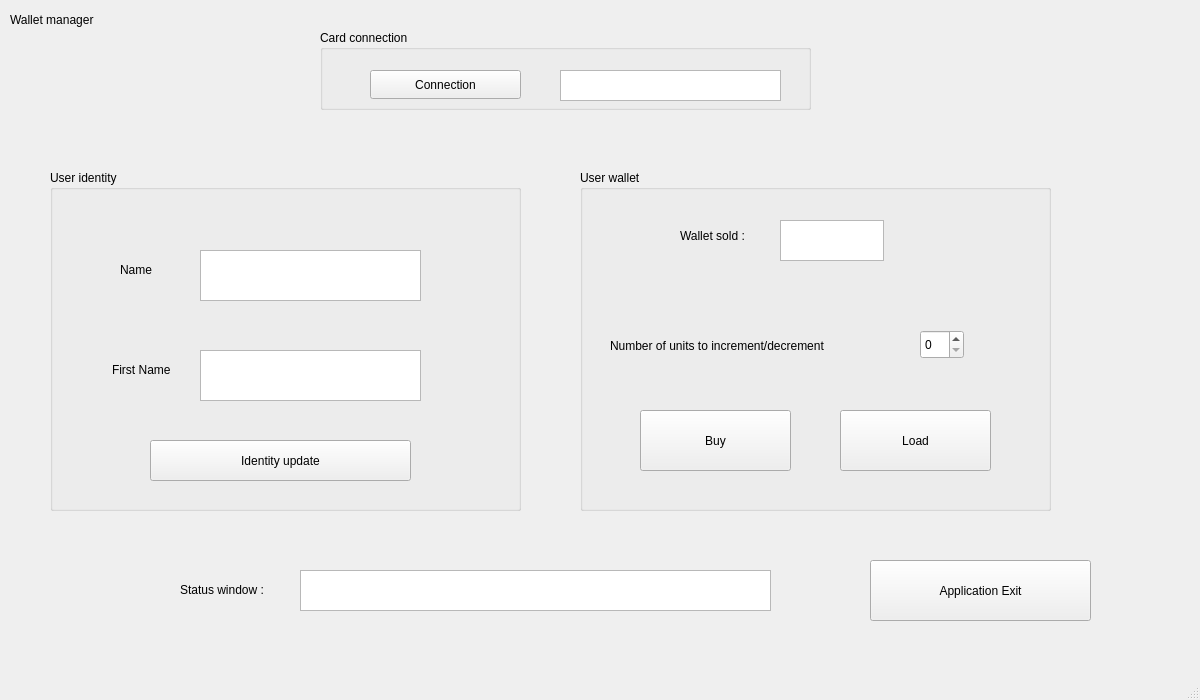
The window that ProjetCOMSSFIL/mainwindow.ui (paulesbats/ProjetCOMSSFIL) describes before a commit, drawn with Qt 5.
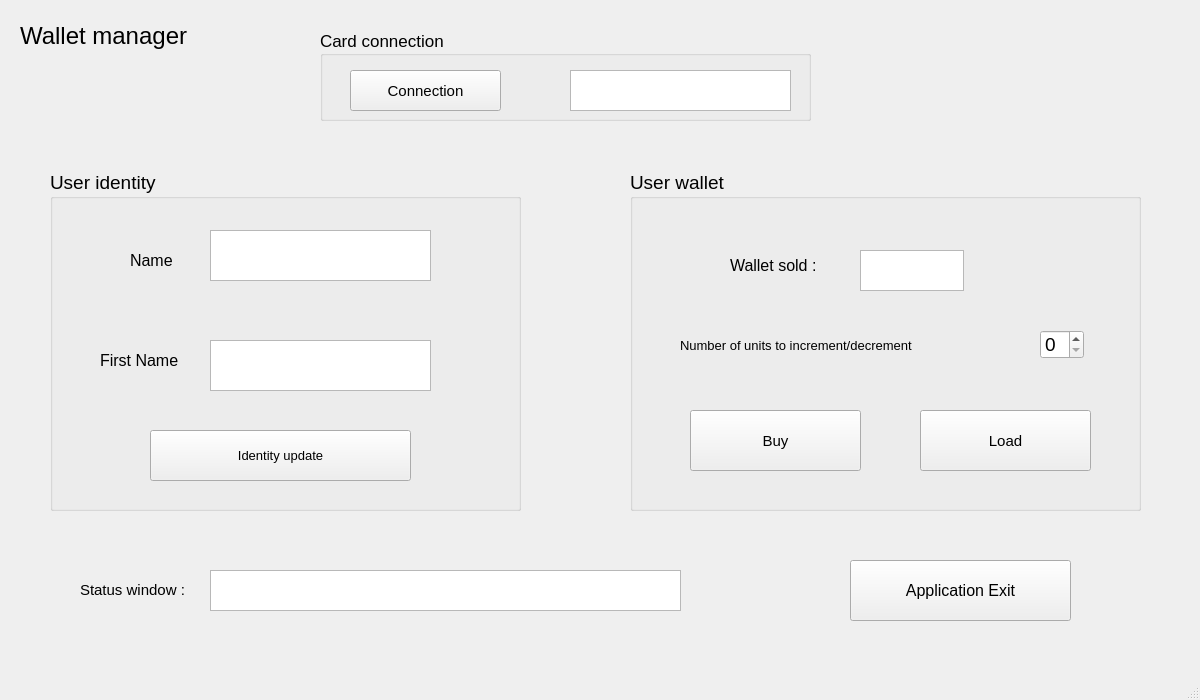
The same window after the commit.

Commit message: Modify fonts size of the IHM and move wallet reading functions between on_UpdateButton_clicked and on_ConnectButton_clicked

Patch:
```diff
--- a/ProjetCOMSSFIL/mainwindow.ui
+++ b/ProjetCOMSSFIL/mainwindow.ui
@@ -17,12 +17,17 @@
    <widget class="QLabel" name="label">
     <property name="geometry">
      <rect>
-      <x>10</x>
+      <x>20</x>
       <y>10</y>
-      <width>221</width>
-      <height>20</height>
+      <width>231</width>
+      <height>51</height>
      </rect>
     </property>
+    <property name="font">
+     <font>
+      <pointsize>18</pointsize>
+     </font>
+    </property>
     <property name="text">
      <string>Wallet manager</string>
     </property>
@@ -36,18 +41,29 @@
       <height>341</height>
      </rect>
     </property>
+    <property name="font">
+     <font>
+      <pointsize>14</pointsize>
+     </font>
+    </property>
     <property name="title">
      <string>User identity</string>
     </property>
     <widget class="QLabel" name="label_2">
      <property name="geometry">
       <rect>
-       <x>70</x>
-       <y>90</y>
+       <x>80</x>
+       <y>80</y>
        <width>63</width>
        <height>20</height>
       </rect>
      </property>
+     <property name="font">
+      <font>
+       <pointsize>12</pointsize>
+       <bold>false</bold>
+      </font>
+     </property>
      <property name="text">
       <string>Name</string>
      </property>
@@ -55,12 +71,18 @@
     <widget class="QLabel" name="label_3">
      <property name="geometry">
       <rect>
-       <x>62</x>
-       <y>190</y>
-       <width>81</width>
+       <x>50</x>
+       <y>180</y>
+       <width>101</width>
        <height>20</height>
       </rect>
      </property>
+     <property name="font">
+      <font>
+       <pointsize>12</pointsize>
+       <bold>false</bold>
+      </font>
+     </property>
      <property name="text">
       <string>First Name</string>
      </property>
@@ -68,8 +90,8 @@
     <widget class="QTextEdit" name="NameEntered">
      <property name="geometry">
       <rect>
-       <x>150</x>
-       <y>80</y>
+       <x>160</x>
+       <y>60</y>
        <width>221</width>
        <height>51</height>
       </rect>
@@ -78,8 +100,8 @@
     <widget class="QTextEdit" name="FirstNameEntered">
      <property name="geometry">
       <rect>
-       <x>150</x>
-       <y>180</y>
+       <x>160</x>
+       <y>170</y>
        <width>221</width>
        <height>51</height>
       </rect>
@@ -89,11 +111,17 @@
      <property name="geometry">
       <rect>
        <x>100</x>
-       <y>270</y>
+       <y>260</y>
        <width>261</width>
-       <height>41</height>
+       <height>51</height>
       </rect>
      </property>
+     <property name="font">
+      <font>
+       <pointsize>10</pointsize>
+       <bold>false</bold>
+      </font>
+     </property>
      <property name="text">
       <string>Identity update</string>
      </property>
@@ -102,24 +130,34 @@
    <widget class="QGroupBox" name="groupBox_2">
     <property name="geometry">
      <rect>
-      <x>580</x>
+      <x>630</x>
       <y>170</y>
-      <width>471</width>
+      <width>511</width>
       <height>341</height>
      </rect>
     </property>
+    <property name="font">
+     <font>
+      <pointsize>14</pointsize>
+     </font>
+    </property>
     <property name="title">
      <string>User wallet</string>
     </property>
     <widget class="QLabel" name="label_4">
      <property name="geometry">
       <rect>
-       <x>30</x>
+       <x>50</x>
        <y>160</y>
-       <width>291</width>
+       <width>331</width>
        <height>31</height>
       </rect>
      </property>
+     <property name="font">
+      <font>
+       <pointsize>10</pointsize>
+      </font>
+     </property>
      <property name="text">
       <string>Number of units to increment/decrement</string>
      </property>
@@ -127,7 +165,7 @@
     <widget class="QSpinBox" name="IncremDecremSpin">
      <property name="geometry">
       <rect>
-       <x>340</x>
+       <x>410</x>
        <y>160</y>
        <width>44</width>
        <height>29</height>
@@ -139,10 +177,15 @@
       <rect>
        <x>60</x>
        <y>240</y>
-       <width>151</width>
+       <width>171</width>
        <height>61</height>
       </rect>
      </property>
+     <property name="font">
+      <font>
+       <pointsize>11</pointsize>
+      </font>
+     </property>
      <property name="text">
       <string>Buy</string>
      </property>
@@ -150,12 +193,17 @@
     <widget class="QPushButton" name="LoadButton">
      <property name="geometry">
       <rect>
-       <x>260</x>
+       <x>290</x>
        <y>240</y>
-       <width>151</width>
+       <width>171</width>
        <height>61</height>
       </rect>
      </property>
+     <property name="font">
+      <font>
+       <pointsize>11</pointsize>
+      </font>
+     </property>
      <property name="text">
       <string>Load</string>
      </property>
@@ -163,8 +211,8 @@
     <widget class="QTextEdit" name="WalletValue">
      <property name="geometry">
       <rect>
-       <x>200</x>
-       <y>50</y>
+       <x>230</x>
+       <y>80</y>
        <width>104</width>
        <height>41</height>
       </rect>
@@ -174,11 +222,16 @@
      <property name="geometry">
       <rect>
        <x>100</x>
-       <y>50</y>
+       <y>80</y>
        <width>101</width>
        <height>31</height>
       </rect>
      </property>
+     <property name="font">
+      <font>
+       <pointsize>12</pointsize>
+      </font>
+     </property>
      <property name="text">
       <string>Wallet sold :</string>
      </property>
@@ -190,21 +243,31 @@
       <x>320</x>
       <y>30</y>
       <width>491</width>
-      <height>80</height>
+      <height>91</height>
      </rect>
     </property>
+    <property name="font">
+     <font>
+      <pointsize>13</pointsize>
+     </font>
+    </property>
     <property name="title">
      <string>Card connection</string>
     </property>
     <widget class="QPushButton" name="ConnectButton">
      <property name="geometry">
       <rect>
-       <x>50</x>
+       <x>30</x>
        <y>40</y>
        <width>151</width>
-       <height>29</height>
+       <height>41</height>
       </rect>
      </property>
+     <property name="font">
+      <font>
+       <pointsize>11</pointsize>
+      </font>
+     </property>
      <property name="text">
       <string>Connection</string>
      </property>
@@ -212,10 +275,10 @@
     <widget class="QTextEdit" name="ConnectionStatus">
      <property name="geometry">
       <rect>
-       <x>240</x>
+       <x>250</x>
        <y>40</y>
        <width>221</width>
-       <height>31</height>
+       <height>41</height>
       </rect>
      </property>
     </widget>
@@ -223,12 +286,17 @@
    <widget class="QPushButton" name="ApplicationExit">
     <property name="geometry">
      <rect>
-      <x>870</x>
+      <x>850</x>
       <y>560</y>
       <width>221</width>
       <height>61</height>
      </rect>
     </property>
+    <property name="font">
+     <font>
+      <pointsize>12</pointsize>
+     </font>
+    </property>
     <property name="text">
      <string>Application Exit</string>
     </property>
@@ -236,7 +304,7 @@
    <widget class="QTextEdit" name="StatusWindow">
     <property name="geometry">
      <rect>
-      <x>300</x>
+      <x>210</x>
       <y>570</y>
       <width>471</width>
       <height>41</height>
@@ -256,12 +324,17 @@
    <widget class="QLabel" name="label_6">
     <property name="geometry">
      <rect>
-      <x>180</x>
+      <x>80</x>
       <y>580</y>
       <width>121</width>
       <height>20</height>
      </rect>
     </property>
+    <property name="font">
+     <font>
+      <pointsize>11</pointsize>
+     </font>
+    </property>
     <property name="text">
      <string>Status window :</string>
     </property>
```
The commit also changes 2 other files.
